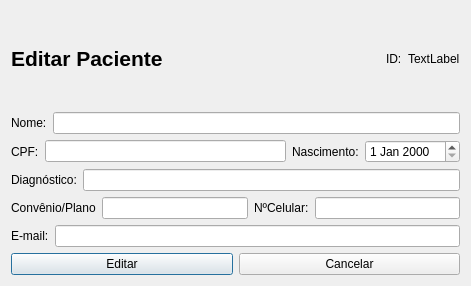
This is clinica_cpp/edicaopaciente.ui in juander/Projeto_CPP as Qt 5 draws it before an edit. The edited form follows.
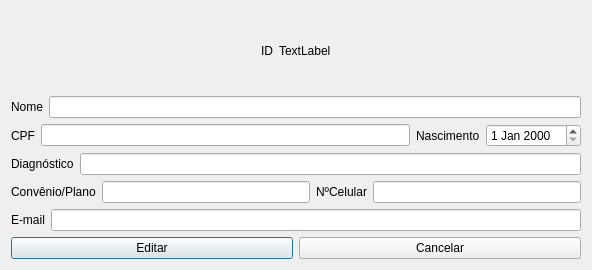
This is the edited form.

```diff
--- a/clinica_cpp/edicaopaciente.ui
+++ b/clinica_cpp/edicaopaciente.ui
@@ -6,8 +6,8 @@
    <rect>
     <x>0</x>
     <y>0</y>
-    <width>471</width>
-    <height>286</height>
+    <width>592</width>
+    <height>270</height>
    </rect>
   </property>
   <property name="windowTitle">
@@ -18,13 +18,6 @@
     <layout class="QVBoxLayout" name="verticalLayout">
      <item>
       <layout class="QHBoxLayout" name="horizontalLayout_10">
-       <item>
-        <widget class="QLabel" name="label_7">
-         <property name="text">
-          <string>&lt;html&gt;&lt;head/&gt;&lt;body&gt;&lt;p&gt;&lt;span style=&quot; font-size:16pt; font-weight:700;&quot;&gt;Editar Paciente&lt;/span&gt;&lt;/p&gt;&lt;/body&gt;&lt;/html&gt;</string>
-         </property>
-        </widget>
-       </item>
        <item>
         <spacer name="horizontalSpacer">
          <property name="orientation">
@@ -41,7 +34,7 @@
        <item>
         <widget class="QLabel" name="label_8">
          <property name="text">
-          <string>ID:</string>
+          <string>ID</string>
          </property>
         </widget>
        </item>
@@ -52,6 +45,19 @@
          </property>
         </widget>
        </item>
+       <item>
+        <spacer name="horizontalSpacer_2">
+         <property name="orientation">
+          <enum>Qt::Orientation::Horizontal</enum>
+         </property>
+         <property name="sizeHint" stdset="0">
+          <size>
+           <width>40</width>
+           <height>20</height>
+          </size>
+         </property>
+        </spacer>
+       </item>
       </layout>
      </item>
      <item>
@@ -59,7 +65,7 @@
        <item>
         <widget class="QLabel" name="label">
          <property name="text">
-          <string>Nome:</string>
+          <string>Nome</string>
          </property>
         </widget>
        </item>
@@ -73,7 +79,7 @@
        <item>
         <widget class="QLabel" name="label_5">
          <property name="text">
-          <string>CPF:</string>
+          <string>CPF</string>
          </property>
         </widget>
        </item>
@@ -83,7 +89,7 @@
        <item>
         <widget class="QLabel" name="label_2">
          <property name="text">
-          <string>Nascimento:</string>
+          <string>Nascimento</string>
          </property>
         </widget>
        </item>
@@ -97,7 +103,7 @@
        <item>
         <widget class="QLabel" name="label_9">
          <property name="text">
-          <string>Diagnóstico:</string>
+          <string>Diagnóstico</string>
          </property>
         </widget>
        </item>
@@ -121,7 +127,7 @@
        <item>
         <widget class="QLabel" name="label_3">
          <property name="text">
-          <string>NºCelular:</string>
+          <string>NºCelular</string>
          </property>
         </widget>
        </item>
@@ -135,7 +141,7 @@
        <item>
         <widget class="QLabel" name="label_4">
          <property name="text">
-          <string>E-mail:</string>
+          <string>E-mail</string>
          </property>
         </widget>
        </item>
```
